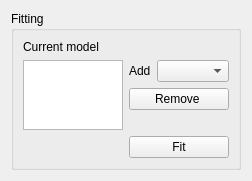
The window that iintgui/ui/fitpanel2.ui (syncope/iint-gui) describes before a commit, drawn with Qt 5.
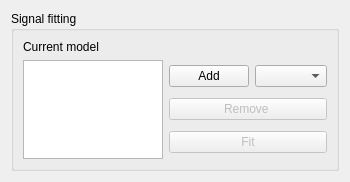
The same window after the commit.

Commit message: + work in progress with new fitting interface

Diff of the .ui file:
```diff
--- a/iintgui/ui/fitpanel2.ui
+++ b/iintgui/ui/fitpanel2.ui
@@ -6,8 +6,8 @@
    <rect>
     <x>0</x>
     <y>0</y>
-    <width>252</width>
-    <height>169</height>
+    <width>350</width>
+    <height>182</height>
    </rect>
   </property>
   <property name="windowTitle">
@@ -17,7 +17,7 @@
    <item row="0" column="0">
     <widget class="QGroupBox" name="FitPanel">
      <property name="title">
-      <string>Fitting</string>
+      <string>Signal fitting</string>
      </property>
      <layout class="QGridLayout" name="gridLayout_2">
       <item row="0" column="0">
@@ -32,21 +32,14 @@
            </widget>
           </item>
           <item row="3" column="0">
-           <widget class="QListView" name="listView"/>
-          </item>
-          <item row="4" column="1">
-           <widget class="QPushButton" name="pushButton_2">
-            <property name="text">
-             <string>Fit</string>
-            </property>
-           </widget>
+           <widget class="QListView" name="currentModelList"/>
           </item>
           <item row="3" column="1">
            <layout class="QVBoxLayout" name="verticalLayout_3">
             <item>
              <layout class="QHBoxLayout" name="horizontalLayout_2">
               <item>
-               <widget class="QLabel" name="label_2">
+               <widget class="QPushButton" name="addButton">
                 <property name="text">
                  <string>Add</string>
                 </property>
@@ -58,24 +51,24 @@
              </layout>
             </item>
             <item>
-             <widget class="QPushButton" name="pushButton_3">
+             <widget class="QPushButton" name="removeButton">
+              <property name="enabled">
+               <bool>false</bool>
+              </property>
               <property name="text">
                <string>Remove </string>
               </property>
              </widget>
             </item>
             <item>
-             <spacer name="verticalSpacer">
-              <property name="orientation">
-               <enum>Qt::Vertical</enum>
+             <widget class="QPushButton" name="fitButton">
+              <property name="enabled">
+               <bool>false</bool>
               </property>
-              <property name="sizeHint" stdset="0">
-               <size>
-                <width>20</width>
-                <height>40</height>
-               </size>
+              <property name="text">
+               <string>Fit</string>
               </property>
-             </spacer>
+             </widget>
             </item>
            </layout>
           </item>
```
Left out of the diff: 2 changed lines with no effect on the pictures. The commit also changes 3 other files.
